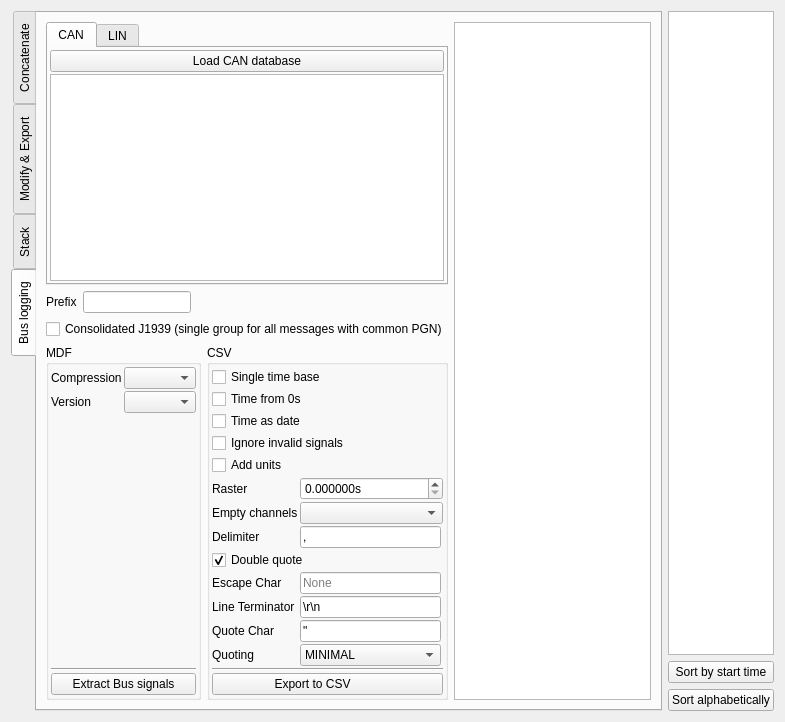
Qt form asammdf/gui/ui/batch_widget.ui (danielhrisca/asammdf) before a commit.
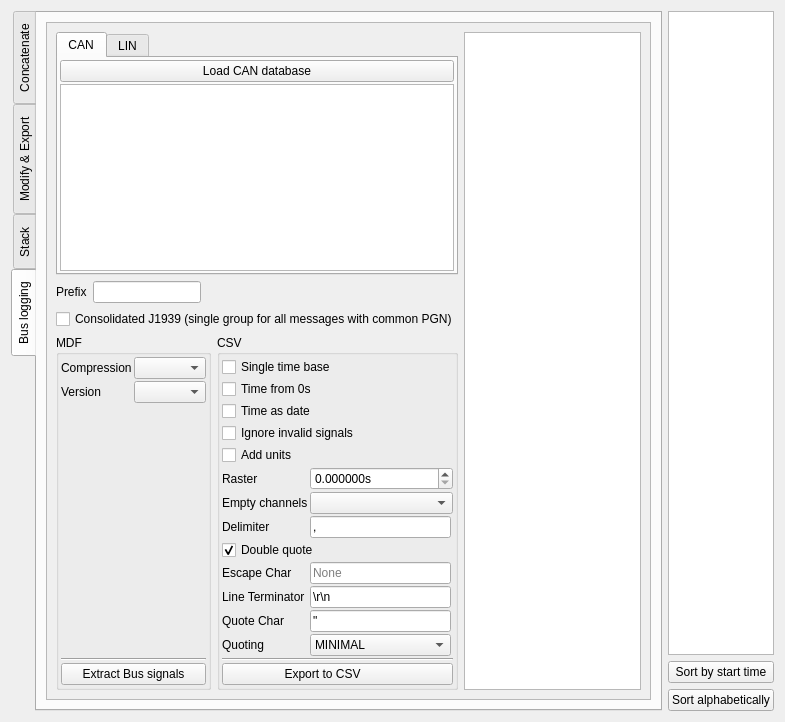
The same form after that commit. The open tabs and pages were chosen to show the change. Icons and pictures are not drawn. Custom widgets are drawn as their Qt base class.

Commit message: allow smaller GUI size

```diff
--- a/asammdf/gui/ui/batch_widget.ui
+++ b/asammdf/gui/ui/batch_widget.ui
@@ -1295,7 +1295,101 @@
        <attribute name="title">
         <string>Bus logging</string>
        </attribute>
-       <layout class="QGridLayout" name="gridLayout_11">
+       <layout class="QVBoxLayout" name="verticalLayout_4">
+        <item>
+         <widget class="QScrollArea" name="scrollArea">
+          <property name="widgetResizable">
+           <bool>true</bool>
+          </property>
+          <widget class="QWidget" name="scrollAreaWidgetContents">
+           <property name="geometry">
+            <rect>
+             <x>0</x>
+             <y>0</y>
+             <width>592</width>
+             <height>678</height>
+            </rect>
+           </property>
+           <layout class="QGridLayout" name="gridLayout_3" columnstretch="0,0,1">
+            <item row="0" column="0" colspan="2">
+             <widget class="QTabWidget" name="tabWidget">
+              <property name="currentIndex">
+               <number>0</number>
+              </property>
+              <widget class="QWidget" name="tab">
+               <attribute name="title">
+                <string>CAN</string>
+               </attribute>
+               <layout class="QVBoxLayout" name="verticalLayout">
+                <property name="spacing">
+                 <number>2</number>
+                </property>
+                <property name="leftMargin">
+                 <number>2</number>
+                </property>
+                <property name="topMargin">
+                 <number>2</number>
+                </property>
+                <property name="rightMargin">
+                 <number>2</number>
+                </property>
+                <property name="bottomMargin">
+                 <number>2</number>
+                </property>
+                <item>
+                 <widget class="QPushButton" name="load_can_database_btn">
+                  <property name="text">
+                   <string>Load CAN database</string>
+                  </property>
+                  <property name="icon">
+                   <iconset resource="resource.qrc">
+                    <normaloff>:/open.png</normaloff>:/open.png</iconset>
+                  </property>
+                 </widget>
+                </item>
+                <item>
+                 <widget class="MinimalListWidget" name="can_database_list"/>
+                </item>
+               </layout>
+              </widget>
+              <widget class="QWidget" name="tab_2">
+               <attribute name="title">
+                <string>LIN</string>
+               </attribute>
+               <layout class="QVBoxLayout" name="verticalLayout_2">
+                <property name="spacing">
+                 <number>2</number>
+                </property>
+                <property name="leftMargin">
+                 <number>2</number>
+                </property>
+                <property name="topMargin">
+                 <number>2</number>
+                </property>
+                <property name="rightMargin">
+                 <number>2</number>
+                </property>
+                <property name="bottomMargin">
+                 <number>2</number>
+                </property>
+                <item>
+                 <widget class="QPushButton" name="load_lin_database_btn">
+                  <property name="text">
+                   <string>Load LIN database</string>
+                  </property>
+                  <property name="icon">
+                   <iconset resource="resource.qrc">
+                    <normaloff>:/open.png</normaloff>:/open.png</iconset>
+                  </property>
+                 </widget>
+                </item>
+                <item>
+                 <widget class="MinimalListWidget" name="lin_database_list"/>
+                </item>
+               </layout>
+              </widget>
+             </widget>
+            </item>
         <item row="0" column="2" rowspan="4">
          <widget class="QTextEdit" name="output_info_bus">
           <property name="readOnly">
@@ -1303,6 +1397,47 @@
           </property>
          </widget>
         </item>
+            <item row="1" column="0" colspan="2">
+             <layout class="QHBoxLayout" name="horizontalLayout" stretch="0,0,1">
+              <item>
+               <widget class="QLabel" name="label">
+                <property name="text">
+                 <string>Prefix</string>
+                </property>
+               </widget>
+              </item>
+              <item>
+               <widget class="QLineEdit" name="prefix">
+                <property name="minimumSize">
+                 <size>
+                  <width>0</width>
+                  <height>0</height>
+                 </size>
+                </property>
+               </widget>
+              </item>
+              <item>
+               <spacer name="horizontalSpacer">
+                <property name="orientation">
+                 <enum>Qt::Horizontal</enum>
+                </property>
+                <property name="sizeHint" stdset="0">
+                 <size>
+                  <width>40</width>
+                  <height>20</height>
+                 </size>
+                </property>
+               </spacer>
+              </item>
+             </layout>
+            </item>
+            <item row="2" column="0" colspan="2">
+             <widget class="QCheckBox" name="consolidated_j1939">
+              <property name="text">
+               <string>Consolidated J1939 (single group for all messages with common PGN)</string>
+              </property>
+             </widget>
+            </item>
         <item row="3" column="0">
          <widget class="QGroupBox" name="groupBox_2">
           <property name="title">
@@ -1380,40 +1515,6 @@
           </layout>
          </widget>
         </item>
-        <item row="1" column="0" colspan="2">
-         <layout class="QHBoxLayout" name="horizontalLayout" stretch="0,0,1">
-          <item>
-           <widget class="QLabel" name="label">
-            <property name="text">
-             <string>Prefix</string>
-            </property>
-           </widget>
-          </item>
-          <item>
-           <widget class="QLineEdit" name="prefix">
-            <property name="minimumSize">
-             <size>
-              <width>0</width>
-              <height>0</height>
-             </size>
-            </property>
-           </widget>
-          </item>
-          <item>
-           <spacer name="horizontalSpacer">
-            <property name="orientation">
-             <enum>Qt::Horizontal</enum>
-            </property>
-            <property name="sizeHint" stdset="0">
-             <size>
-              <width>40</width>
-              <height>20</height>
-             </size>
-            </property>
-           </spacer>
-          </item>
-         </layout>
-        </item>
         <item row="3" column="1">
          <widget class="QGroupBox" name="groupBox_3">
           <property name="title">
@@ -1636,90 +1737,8 @@
           </layout>
          </widget>
         </item>
-        <item row="0" column="0" colspan="2">
-         <widget class="QTabWidget" name="tabWidget">
-          <property name="currentIndex">
-           <number>0</number>
-          </property>
-          <widget class="QWidget" name="tab">
-           <attribute name="title">
-            <string>CAN</string>
-           </attribute>
-           <layout class="QVBoxLayout" name="verticalLayout">
-            <property name="spacing">
-             <number>2</number>
-            </property>
-            <property name="leftMargin">
-             <number>2</number>
-            </property>
-            <property name="topMargin">
-             <number>2</number>
-            </property>
-            <property name="rightMargin">
-             <number>2</number>
-            </property>
-            <property name="bottomMargin">
-             <number>2</number>
-            </property>
-            <item>
-             <widget class="QPushButton" name="load_can_database_btn">
-              <property name="text">
-               <string>Load CAN database</string>
-              </property>
-              <property name="icon">
-               <iconset resource="resource.qrc">
-                <normaloff>:/open.png</normaloff>:/open.png</iconset>
-              </property>
-             </widget>
-            </item>
-            <item>
-             <widget class="MinimalListWidget" name="can_database_list"/>
-            </item>
            </layout>
           </widget>
-          <widget class="QWidget" name="tab_2">
-           <attribute name="title">
-            <string>LIN</string>
-           </attribute>
-           <layout class="QVBoxLayout" name="verticalLayout_2">
-            <property name="spacing">
-             <number>2</number>
-            </property>
-            <property name="leftMargin">
-             <number>2</number>
-            </property>
-            <property name="topMargin">
-             <number>2</number>
-            </property>
-            <property name="rightMargin">
-             <number>2</number>
-            </property>
-            <property name="bottomMargin">
-             <number>2</number>
-            </property>
-            <item>
-             <widget class="QPushButton" name="load_lin_database_btn">
-              <property name="text">
-               <string>Load LIN database</string>
-              </property>
-              <property name="icon">
-               <iconset resource="resource.qrc">
-                <normaloff>:/open.png</normaloff>:/open.png</iconset>
-              </property>
-             </widget>
-            </item>
-            <item>
-             <widget class="MinimalListWidget" name="lin_database_list"/>
-            </item>
-           </layout>
-          </widget>
-         </widget>
-        </item>
-        <item row="2" column="0" colspan="2">
-         <widget class="QCheckBox" name="consolidated_j1939">
-          <property name="text">
-           <string>Consolidated J1939 (single group for all messages with common PGN)</string>
-          </property>
          </widget>
         </item>
        </layout>
```
Left out of the diff: 19 changed lines with no effect on the pictures. Lines whose indentation alone changed are shown as unchanged. The commit also changes 7 other files.
